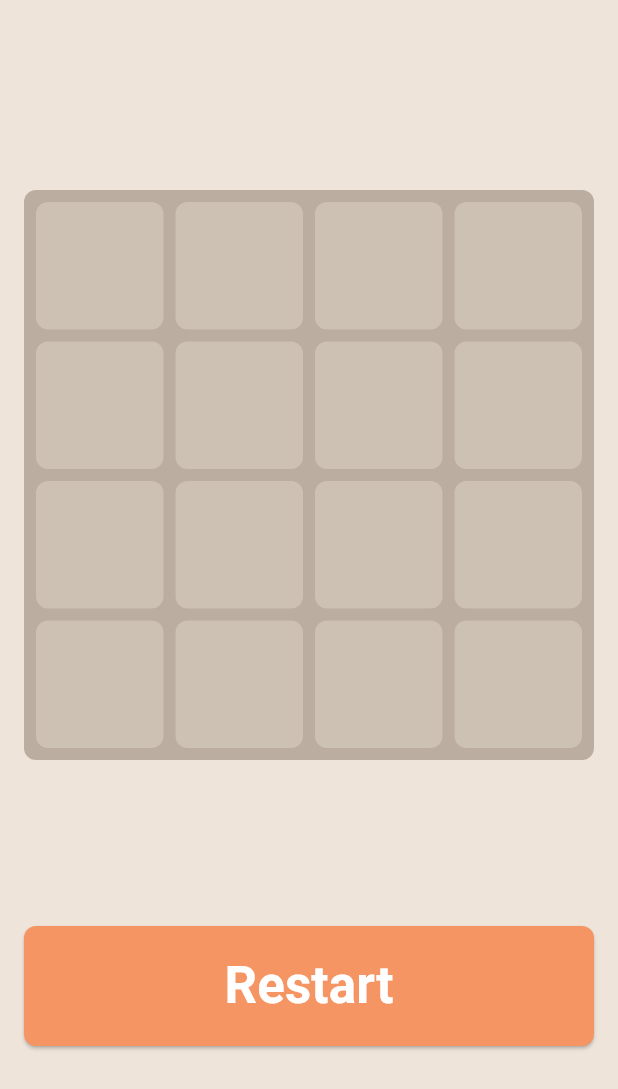
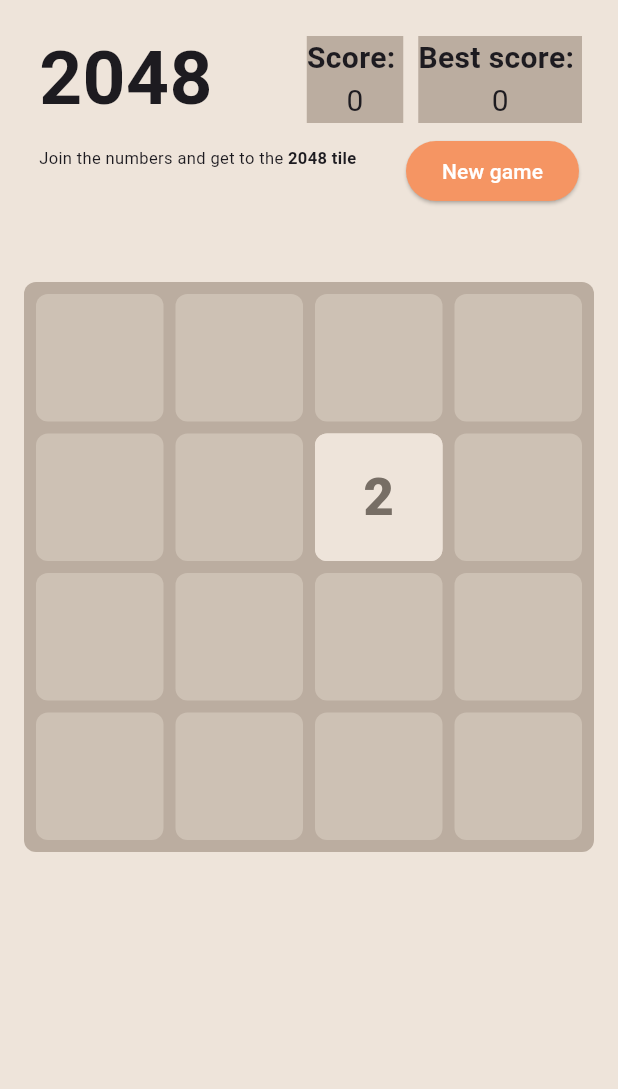
Before and after one commit to sailordi/twenty-forty-eight, a Flutter app: the screen it shows after launch, on a phone screen of 412 x 824 dp. Shown: the top 1089 px of the screen. Run offline on Flutter 3.47's test engine with Material 3 defaults, Android fonts, the phone set to English and light mode, and no system bars; our stand-ins replace bloc, flutter_bloc, shared_preferences.

Commit message:
Removed some old classes and aded a new one

```diff
--- /dev/null
+++ b/twenty_forty_eight/devtools_options.yaml
@@ -0,0 +1 @@
+extensions:
--- a/twenty_forty_eight/lib/bloc/gameBloc.dart
+++ b/twenty_forty_eight/lib/bloc/gameBloc.dart
@@ -21,6 +21,7 @@ class GameBloc extends Bloc<GameEvent, GameState> {
   void addNewTiles(List<int> values,AnimationController controller) {
     List<Tile> empty = gridTiles.where((t) => t.value == 0).toList();
     empty.shuffle();
+
     for (int i = 0; i < values.length; i++) {
       state.toAdd.add(Tile(empty[i].x, empty[i].y, values[i])..appear(controller) );
     }
--- a/twenty_forty_eight/lib/view/home/homeView.dart
+++ b/twenty_forty_eight/lib/view/home/homeView.dart
@@ -8,9 +8,9 @@ import 'package:flutter_bloc/flutter_bloc.dart';
 import 'package:twenty_forty_eight/model/tile.dart';
 import 'package:twenty_forty_eight/model/gameInfo.dart';
 import 'package:twenty_forty_eight/bloc/gameBloc.dart';
-import 'package:twenty_forty_eight/widgets/bigButton.dart';
 import 'package:twenty_forty_eight/widgets/swipeWidget.dart';
 import 'package:twenty_forty_eight/widgets/tileWidget.dart';
+import 'package:twenty_forty_eight/widgets/widgetFactory.dart';
 
 class HomeView extends StatefulWidget {
   const HomeView({super.key});
@@ -23,6 +23,7 @@ class _HomeViewState extends State<HomeView> with WidgetsBindingObserver,SingleT
   late AnimationController controller;
   late GameBloc b;
   late GameInfo info;
+  bool init = false;
 
   late Timer aiTimer;
 
@@ -31,10 +32,13 @@ class _HomeViewState extends State<HomeView> with WidgetsBindingObserver,SingleT
     super.initState();
 
     WidgetsBinding.instance.addObserver(this);
+    controller = AnimationController(duration: const Duration(milliseconds: 200), vsync: this);
+
+    WidgetsBinding.instance.addPostFrameCallback((_) {
+      setState(() {
+        info = GameInfo(context);
         b = BlocProvider.of<GameBloc>(context);
-    info = GameInfo(context);
 
-    controller = AnimationController(duration: const Duration(milliseconds: 200), vsync: this);
         controller.addStatusListener((status) {
           if (status == AnimationStatus.completed) {
             setState(() {
@@ -48,8 +52,12 @@ class _HomeViewState extends State<HomeView> with WidgetsBindingObserver,SingleT
             });
           }
         });
+      });
 
-    loadGameState();
+      _loadGameState();
+
+      init = true;
+    });
   }
 
   @override
@@ -61,22 +69,22 @@ class _HomeViewState extends State<HomeView> with WidgetsBindingObserver,SingleT
   @override
   void didChangeAppLifecycleState(AppLifecycleState state) {
     if (state == AppLifecycleState.paused || state == AppLifecycleState.detached) {
-      saveGameState(b.state);
+      _saveGameState(b.state);
     }
 
   }
 
-  void saveGameState(GameState gameState) async {
+  void _saveGameState(GameState gameState) async {
     final prefs = await SharedPreferences.getInstance();
     String gameStateJson = json.encode(gameState.toJson());
 
       await prefs.setString('gameState', gameStateJson);
   }
 
-  void loadGameState() async {
+  void _loadGameState() async {
     final prefs = await SharedPreferences.getInstance();
 
-    String? gameStateJson = prefs.getString('gameState');
+    String? gameStateJson; //= prefs.getString('gameState');
 
     if(gameStateJson != null) {
       Map<String, dynamic> jsonDecode = json.decode(gameStateJson);
@@ -94,6 +102,24 @@ class _HomeViewState extends State<HomeView> with WidgetsBindingObserver,SingleT
         b.add(Load(grid: grid,score: score,bestScore:bestScore,status:status) );
       });
 
+    } else {
+      final generator = Random();
+      int tiles = generator.nextInt(3);
+
+      for(int i = 0; i < tiles; i++) {
+        int i,j;
+
+        do {
+          i = generator.nextInt(4);
+          j = generator.nextInt(4);
+        } while (b.state.grid[i][j].value != 0);
+
+        int value = generator.nextDouble() < 0.1 ? 4 : 2;
+
+        b.state.grid[i][j].value = value;
+        b.state.grid[i][j].resetAnimations();
+      }
+
     }
 
   }
@@ -102,6 +128,7 @@ class _HomeViewState extends State<HomeView> with WidgetsBindingObserver,SingleT
     setState(() {
       b.add(RestartGame() );
     });
+
 
   }
 
@@ -134,22 +161,41 @@ class _HomeViewState extends State<HomeView> with WidgetsBindingObserver,SingleT
     });
   }
 
-  @override
-  Widget build(BuildContext context) {
-    List<Widget> stackItems = [];
-    stackItems.addAll(b.gridTiles.map((tile) => TileWidget(tile,info,false)) );
-    stackItems.addAll(b.allTiles.map( (tile) => AnimatedBuilder(
+  List<Widget> _stackItems() {
+    List<Widget> ret = [];
+
+      ret.addAll(b.gridTiles.map((tile) => TileWidget(tile,info,false)) );
+      ret.addAll(b.allTiles.map( (tile) => AnimatedBuilder(
           animation: controller,
           builder: (context, child) => tile.animatedValue.value == 0
               ? const SizedBox()
               : TileWidget(tile,info,true,
               child: Center(child: TileNumber(tile.animatedValue.value) ) ) ) ) );
 
-    return Scaffold(
-        backgroundColor: GameInfo.tan,
-        body: Padding(
+      return ret;
+  }
+
+  dynamic _body() {
+    if(!init) {
+      return const Center(child: CircularProgressIndicator());
+    }
+    return Padding(
         padding: EdgeInsets.all(GameInfo.contentPadding),
-            child: Column(mainAxisAlignment: MainAxisAlignment.spaceEvenly, children: [
+        child: Column(
+            children: [
+            Stack(
+              children: [
+                WidgetFactory.logo(),
+                WidgetFactory.scoreBord(b.state.score,b.state.bestScore)
+              ],
+            ),
+            Stack(
+              children: [
+                WidgetFactory.instructions(),
+                WidgetFactory.newGame(() { _newGame(b.state); })
+              ],
+            ),
+            const SizedBox(height: 50),
             SwipeWidget(
                 up: () => merge(SwipeDirection.up),
                 down: () => merge(SwipeDirection.down),
@@ -161,13 +207,19 @@ class _HomeViewState extends State<HomeView> with WidgetsBindingObserver,SingleT
                     padding: EdgeInsets.all(GameInfo.borderSize),
                     decoration: BoxDecoration(borderRadius: BorderRadius.circular(GameInfo.cornerRadius), color: GameInfo.darkBrown),
                     child: Stack(
-                        children: stackItems,
+                      children: _stackItems(),
                     ))),
-              BigButton(label: "Restart", color: GameInfo.orange, onPressed: () {_newGame(b.state); } ),
           ]
-            )
         )
     );
   }
 
+  @override
+  Widget build(BuildContext context) {
+    return Scaffold(
+        backgroundColor: GameInfo.tan,
+        body: _body(),
+    );
   }
+
+}
--- a/twenty_forty_eight/lib/widgets/bigButton.dart
+++ /dev/null
@@ -1,25 +0,0 @@
-import 'package:flutter/material.dart';
-import '../model/gameInfo.dart';
-
-class BigButton extends StatelessWidget {
-  final String label;
-  final Color color;
-  final void Function() onPressed;
-
-  const BigButton({super.key, required this.label, required this.color, required this.onPressed});
-
-  @override
-  Widget build(BuildContext context) => Container(
-      height: 80,
-      width: 400,
-      child: ElevatedButton(
-        style: ElevatedButton.styleFrom(
-          backgroundColor: color,
-          shape: RoundedRectangleBorder(
-            borderRadius: BorderRadius.circular(GameInfo.cornerRadius),
-          ),
-        ),
-        onPressed: onPressed,
-        child: Text(label, style: const TextStyle(color: Colors.white, fontSize: 34, fontWeight: FontWeight.w700)),
-      ));
-}
--- /dev/null
+++ b/twenty_forty_eight/lib/widgets/widgetFactory.dart
@@ -0,0 +1,81 @@
+import 'package:flutter/material.dart';
+import 'package:twenty_forty_eight/model/gameInfo.dart';
+import 'package:twenty_forty_eight/model/tile.dart';
+
+class WidgetFactory {
+  static dynamic logo() {
+    return const Row(
+        mainAxisAlignment: MainAxisAlignment.start,
+        children: [
+          SizedBox(width: 10),
+          Text("2048",style: TextStyle(fontSize: 50,fontWeight: FontWeight.bold) ),
+        ]
+    );
+  }
+
+  static dynamic scoreBord(int s,int bS) {
+    const double fontSize = 20;
+
+    return Padding(
+      padding: const EdgeInsets.all(8.0),
+      child: Row(
+        mainAxisAlignment: MainAxisAlignment.end,
+        children: [
+          Container(
+            decoration: const BoxDecoration(
+                color: Color.fromARGB(255,187, 173, 160)
+            ),
+            child: Column(
+                children: [
+                  const Text("Score: ",style: TextStyle(fontSize: fontSize,fontWeight: FontWeight.bold) ),
+                  Text('$s',style: const TextStyle(fontSize: fontSize) )
+                ]
+            ),
+          ),
+          const SizedBox(width: 10),
+          Container(
+              decoration: const BoxDecoration(
+                  color: Color.fromARGB(255,187, 173, 160)
+              ),
+              child: Column(
+                  children: [
+                    const Text("Best score: ",style: TextStyle(fontSize: fontSize,fontWeight: FontWeight.bold) ),
+                    Text('$bS',style: const TextStyle(fontSize: fontSize) )
+                  ]
+              )
+          ),
+        ],
+      ),
+    );
+  }
+
+  static dynamic instructions() {
+    const double fontSize = 11;
+
+    return Row(
+        children: [
+          const SizedBox(width: 10,height: 30),
+          const Text("Join the numbers and get to the ",style: TextStyle(fontSize: fontSize) ),
+          Text("${Tile.maxValue()} tile",style: const TextStyle(fontWeight: FontWeight.bold,fontSize: fontSize) ),
+        ]
+    );
+
+  }
+
+  static dynamic newGame(void Function() f) {
+    return Row(
+        mainAxisAlignment: MainAxisAlignment.end,
+        children: [
+          ElevatedButton(
+              style: ElevatedButton.styleFrom(
+                backgroundColor: GameInfo.orange, //const Color.fromARGB(255,143, 122, 102),
+                foregroundColor: Colors.white,
+              ),
+              onPressed: f,
+              child: const Text("New game")
+          ),
+          const SizedBox(width: 10)
+        ]
+    );
+  }
+}
```
Lines whose indentation alone changed are shown as unchanged.
